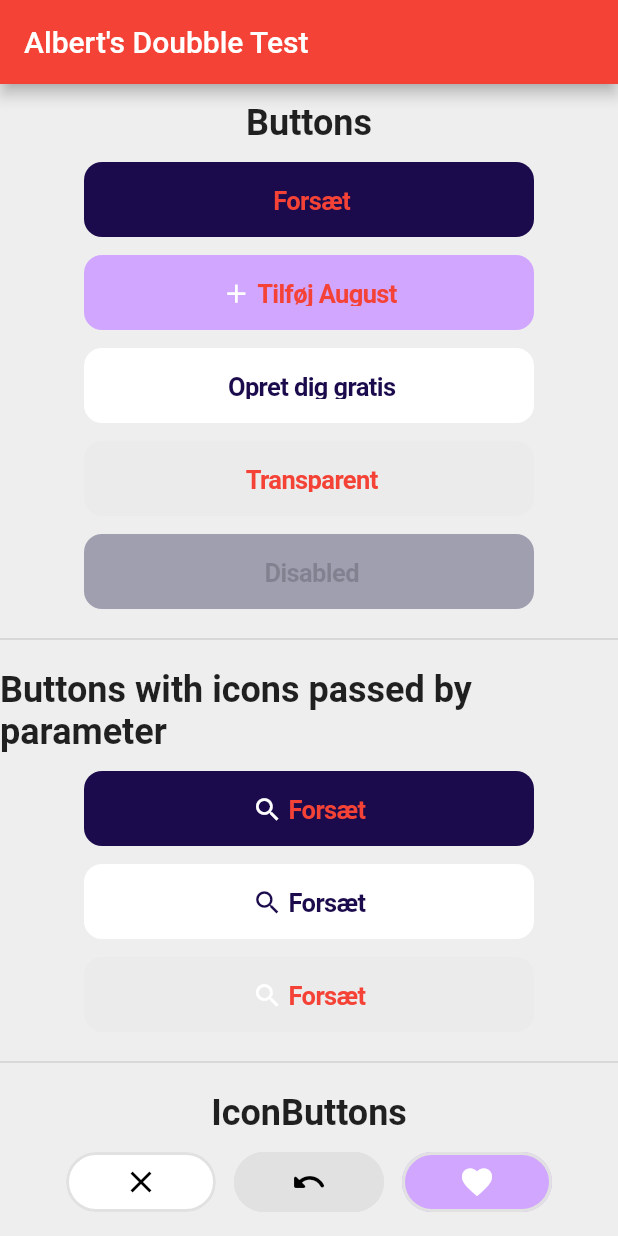
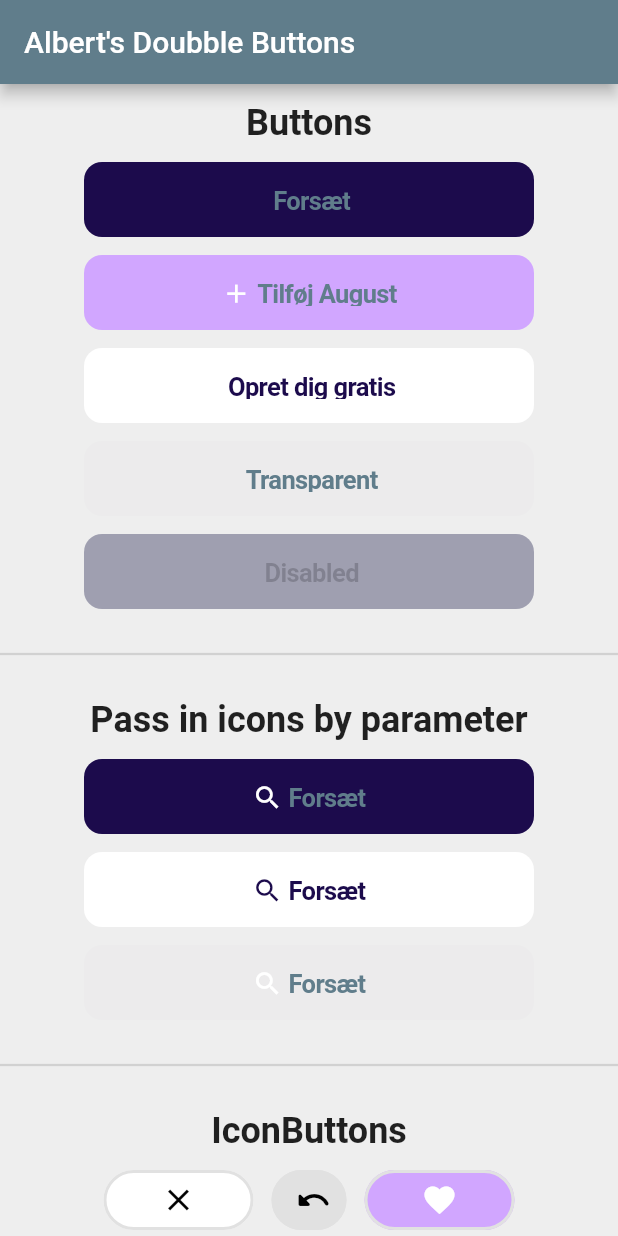
Before and after one commit to albertwickman/doubble_buttons, a Flutter app: the screen it shows after launch, on a phone screen of 412 x 824 dp. Run offline on Flutter 3.47's test engine with Material 2 defaults, Android fonts, the phone set to English and light mode, and no system bars.

Commit message:
Added a few comments

```diff
--- a/lib/main.dart
+++ b/lib/main.dart
@@ -1,8 +1,4 @@
-import 'dart:html';
-import 'dart:js';
-
 import 'package:flutter/cupertino.dart';
-import 'package:flutter/material.dart';
 import 'package:flutter/material.dart';
 
 void main() {
@@ -15,11 +11,11 @@ class MyApp extends StatelessWidget {
   @override
   Widget build(BuildContext context) {
     return MaterialApp(
-      title: 'Albert\'s Doubble Test',
+      title: 'Albert\'s Doubble Buttons',
       theme: ThemeData(
-        primarySwatch: Colors.red,
+        primarySwatch: Colors.blueGrey,
       ),
-      home: const MyHomePage(title: 'Albert\'s Doubble Test'),
+      home: const MyHomePage(title: 'Albert\'s Doubble Buttons'),
     );
   }
 }
@@ -56,6 +52,8 @@ class _MyHomePageState extends State<MyHomePage> {
               ),
               const SizedBox(height: 12),
 
+              // Here you can try and change the parameters of the buttons.
+              // IconData(0) is used as a null icon.
               CustomButton()._buildButton('Forsæt', const IconData(0), CustomButton().primaryColor, false, true),
               const SizedBox(height: 12),
 
@@ -69,9 +67,10 @@ class _MyHomePageState extends State<MyHomePage> {
               const SizedBox(height: 12),
 
               CustomButton()._buildButton('Disabled', const IconData(0), CustomButton().primaryColor, true, false),
-              const Divider(height: 40, thickness: 1),
+              const Divider(height: 60, thickness: 1.5),
+
               const Text(
-                'Buttons with icons passed by parameter',
+                'Pass in icons by parameter',
                 style: TextStyle(
                     fontWeight: FontWeight.bold,
                     fontSize: 24
@@ -79,6 +78,7 @@ class _MyHomePageState extends State<MyHomePage> {
               ),
               const SizedBox(height: 12),
 
+              // Here you can try and change the parameters of the buttons.
               CustomButton()._buildButton('Forsæt', Icons.search, CustomButton().primaryColor, false, true),
               const SizedBox(height: 12),
 
@@ -86,7 +86,7 @@ class _MyHomePageState extends State<MyHomePage> {
               const SizedBox(height: 12),
 
               CustomButton()._buildButton('Forsæt', Icons.search, CustomButton().primaryColor, true, true),
-              const Divider(height: 40, thickness: 1),
+              const Divider(height: 60, thickness: 1.5),
 
               const Text(
                 'IconButtons',
@@ -100,13 +100,13 @@ class _MyHomePageState extends State<MyHomePage> {
               Row(
                 mainAxisAlignment: MainAxisAlignment.center,
                 children: [
-                  CustomIconButton()._buildButton(Icons.close, CustomIconButton().whiteColor),
+                  CustomIconButton()._buildButton(Icons.close, CustomIconButton().whiteColor, false),
                   const SizedBox(width: 12),
 
-                  CustomIconButton()._buildButton(Icons.undo_rounded, CustomIconButton().greyColor),
+                  CustomIconButton()._buildButton(Icons.undo_rounded, CustomIconButton().greyColor, true),
                   const SizedBox(width: 12),
 
-                  CustomIconButton()._buildButton(Icons.favorite, CustomIconButton().secondaryColor),
+                  CustomIconButton()._buildButton(Icons.favorite, CustomIconButton().secondaryColor, false),
                 ],
               ),
               const SizedBox(height: 12),
@@ -118,6 +118,8 @@ class _MyHomePageState extends State<MyHomePage> {
   }
 }
 
+// These colors could also be placed in the theme data.
+// I went with creating widget building methods this time.
 abstract class BaseButton {
   final Color primaryColor = const Color(0xff1c0b4c);
   final Color secondaryColor = const Color(0xFFD1A6FF);
@@ -125,14 +127,13 @@ abstract class BaseButton {
   final Color greyColor = const Color(0xFFE1E1E1);
   final Color disabledColor = const Color(0xFF9F9FB0).withOpacity(1);
 
-  late final bool isRound;
   late final bool isEnabled;
+  late final IconData iconData;
 }
 
+
+// Creates button widgets for regular buttons with passable icons
 class CustomButton extends BaseButton {
-
-  // disabled color will also be used if onPressed: null
-  @override
   SizedBox _buildButton(String labelText, IconData iconData, Color backColor, bool isTransparent, bool isEnabled) {
     return SizedBox(
       height: 50,
@@ -140,7 +141,6 @@ class CustomButton extends BaseButton {
       child: CupertinoButton(
         onPressed: isEnabled ?
             () {
-              print('Tapped');
             } : null,
         disabledColor: disabledColor,
         color: (isTransparent ? backColor.withOpacity(0.01) : backColor),
@@ -152,10 +152,9 @@ class CustomButton extends BaseButton {
             (iconData != const IconData(0)) ?
             Icon(iconData, color: (backColor == primaryColor || backColor == secondaryColor ? whiteColor : primaryColor)) : Container(),
 
-
             const SizedBox(width: 4),
 
-            (backColor != Colors.white) ?
+            (backColor != whiteColor) ?
             Text(
               labelText,
               textAlign: TextAlign.center,
@@ -177,17 +176,19 @@ class CustomButton extends BaseButton {
   }
 }
 
+
+// Creates button widgets for icon buttons
 class CustomIconButton extends BaseButton {
-
-  SizedBox _buildButton(IconData iconData, Color backColor) {
+  SizedBox _buildButton(IconData iconData, Color backColor, bool isRound) {
     return SizedBox(
-      width: 100,
+      width: isRound ? 50 : 100,
       height: 40,
       child: MaterialButton(
         onPressed: () {},
         color: backColor,
           elevation: 0,
-        splashColor: Colors.grey,
+          disabledColor: disabledColor,
+        splashColor: greyColor,
         shape: RoundedRectangleBorder(
           borderRadius: BorderRadius.circular(24),
           side: BorderSide(
```
